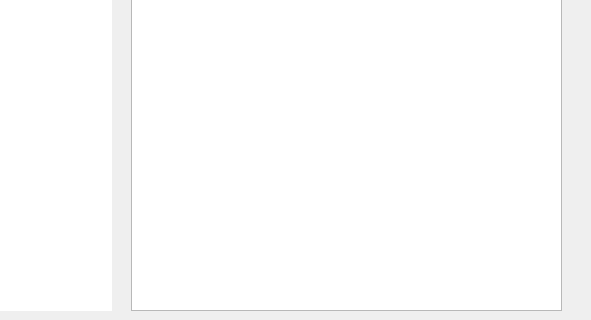
This is ui/HydrationPage.ui in xbinh47/PTA_TungNam_DaiKhang as Qt 5 draws it before an edit; both pictures show x 409 to 1000 and y 280 to 600 of the 1000 by 600 pixel window. The edited form follows.
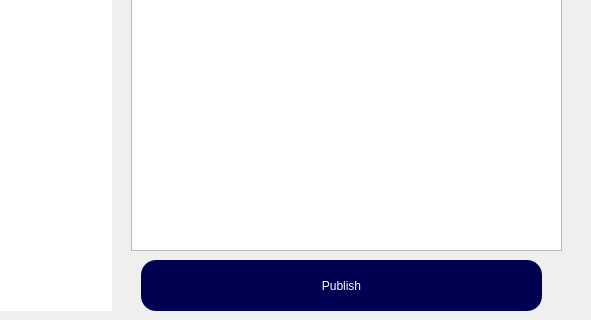
This is the edited form. Icons and pictures are not drawn.

The edit to the form file:
```diff
--- a/ui/HydrationPage.ui
+++ b/ui/HydrationPage.ui
@@ -327,10 +327,29 @@
        <x>0</x>
        <y>30</y>
        <width>431</width>
-       <height>481</height>
+       <height>421</height>
       </rect>
      </property>
     </widget>
+    <widget class="QPushButton" name="pushButton">
+     <property name="geometry">
+      <rect>
+       <x>10</x>
+       <y>460</y>
+       <width>401</width>
+       <height>51</height>
+      </rect>
+     </property>
+     <property name="styleSheet">
+      <string notr="true">font: 700 12pt &quot;Segoe UI&quot;;
+color:rgb(255, 255, 255);
+background-color:rgb(0, 0, 83);
+border-radius:15px</string>
+     </property>
+     <property name="text">
+      <string>Publish</string>
+     </property>
+    </widget>
    </widget>
   </widget>
  </widget>
```
